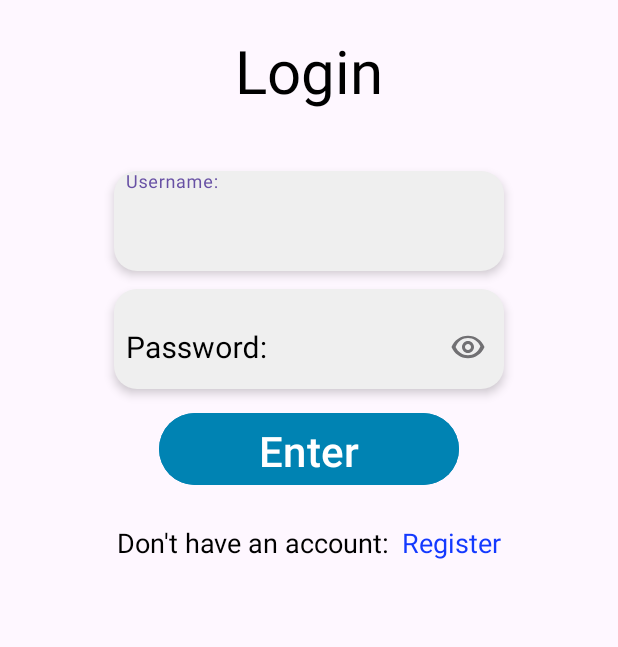
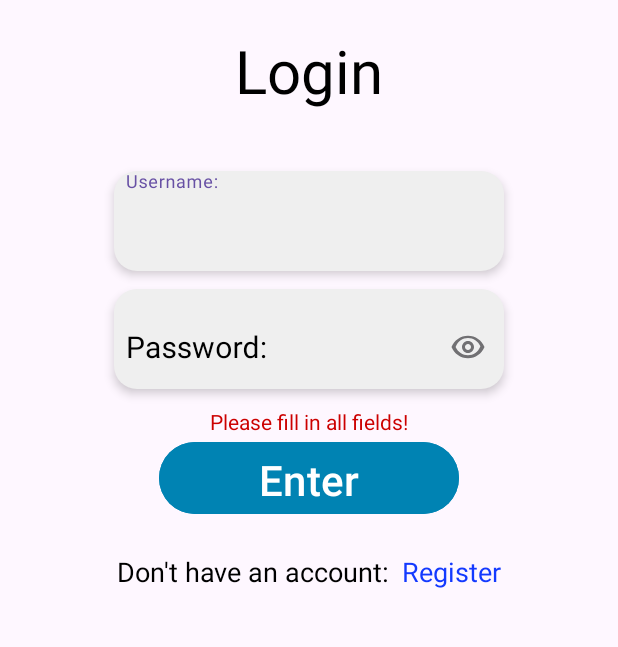
Before and after one commit to Fonntes/AboutTravel, an Android app: the LoginFragment screen opened directly, with no data from a screen before it, after a tap on "Enter", on a phone screen of 412 x 824 dp, the part 360-1007 px from its top. Run offline under Robolectric (Android 15) with nearby library versions, the phone set to English and light mode, and no system bars.

Commit message:
Avisos Login

```diff
--- a/app/src/main/java/com/example/abouttravel/pages/authentication/LoginFragment.kt
+++ b/app/src/main/java/com/example/abouttravel/pages/authentication/LoginFragment.kt
@@ -22,6 +22,7 @@ import java.util.Date
 class LoginFragment : Fragment() {
 
     private val sessionViewModel: SessionViewModel by viewModels()
+    private lateinit var errorMessage: TextView
 
     override fun onCreateView(
         inflater: LayoutInflater, container: ViewGroup?,
@@ -32,6 +33,8 @@ class LoginFragment : Fragment() {
 
         val buttonToRegister = view.findViewById<TextView>(R.id.login_to_register)
         val buttonToHome = view.findViewById<Button>(R.id.buttonLoginToHome)
+
+        errorMessage = view.findViewById(R.id.errorMessage)
 
         buttonToRegister.setOnClickListener {
             findNavController().navigate(R.id.action_loginFragment_to_registerFragment2)
@@ -52,19 +55,21 @@ class LoginFragment : Fragment() {
         val password = passField.text.toString().trim()
 
         if (username.isEmpty() || password.isEmpty()) {
-            Toast.makeText(context, "Por favor, preencha todos os campos!", Toast.LENGTH_SHORT).show()
+            errorMessage.text = getString(R.string.fill_fields_error)
+            errorMessage.visibility = View.VISIBLE
             return
         }
 
         // Simulação de sucesso no login (você deve implementar a lógica real de login aqui)
         if (username == "User" && password == "Password") {
             // Criar e salvar a sessão
-            //createAndSaveSession()
+            // createAndSaveSession()
 
             // Navegar para a próxima tela (homeActivity no exemplo)
             findNavController().navigate(R.id.action_loginFragment_to_homeActivity)
         } else {
-            Toast.makeText(context, "Credenciais inválidas!", Toast.LENGTH_SHORT).show()
+            errorMessage.text = getString(R.string.invalid_credentials_error)
+            errorMessage.visibility = View.VISIBLE
         }
     }
 
--- a/app/src/main/java/com/example/abouttravel/pages/travel/CreateTravelFragment.kt
+++ b/app/src/main/java/com/example/abouttravel/pages/travel/CreateTravelFragment.kt
@@ -106,14 +106,12 @@ class CreateTravelFragment : Fragment() {
         val nameField = view.findViewById<TextInputEditText>(R.id.nameField)
         val descriptionField = view.findViewById<TextInputEditText>(R.id.descriptionField)
         val localField = view.findViewById<TextInputEditText>(R.id.localField)
-        val classificationField = view.findViewById<RatingBar>(R.id.classificationField)
 
         val title = nameField.text.toString()
         val description = descriptionField.text.toString()
         val initialDateText = initialDateField.text.toString()
         val finalDateText = finalDateField.text.toString()
         val location = localField.text.toString()
-        val classification = classificationField.rating.toString()
         val image = imageUri?.toString() ?: ""
 
         val sdf = SimpleDateFormat("dd/MM/yyyy", Locale.getDefault())
```
Also changed, not shown: app/src/main/res/layout/fragment_create_travel.xml (+1 -13 lines), 1 other file.
